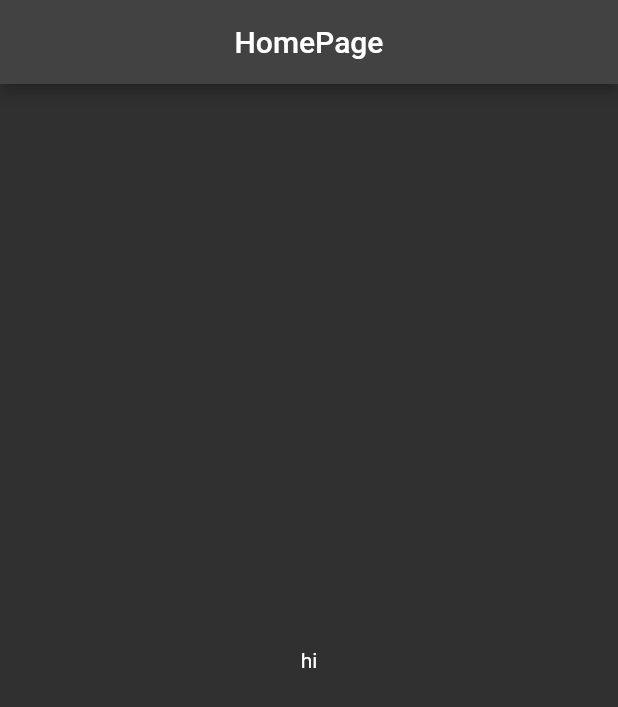
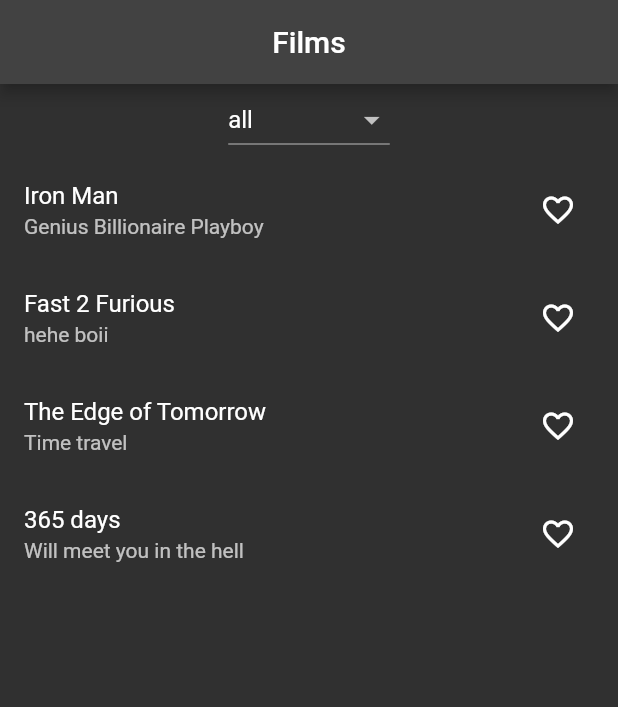
Before and after one commit to abhishek-joflee/riverpod2_course, a Flutter app: the screen it shows after launch, on a phone screen of 412 x 824 dp. Shown: the top 707 px of the screen. Run offline on Flutter 3.47's test engine with Material 2 defaults, Android fonts, the phone set to English and light mode, and no system bars; our stand-ins replace hooks_riverpod.

Commit message:
films favorite with dropdown selection

```diff
--- /dev/null
+++ b/lib/film.dart
@@ -0,0 +1,81 @@
+import 'dart:convert';
+
+import 'package:collection/collection.dart';
+import 'package:flutter/foundation.dart';
+
+@immutable
+class Film {
+  const Film({
+    required this.id,
+    required this.title,
+    required this.description,
+    required this.isFavorite,
+  });
+
+  final String id;
+  final String title;
+  final String description;
+  final bool isFavorite;
+
+  @override
+  String toString() {
+    return '''Film(
+      id: $id,
+      title: $title,
+      description:$description,
+      isFavorite: $isFavorite,
+    )''';
+  }
+
+  factory Film.fromMap(Map<String, dynamic> data) => Film(
+        id: data['id'] as String,
+        title: data['title'] as String,
+        description: data['description'] as String,
+        isFavorite: data['isFavorite'] as bool,
+      );
+
+  Map<String, dynamic> toMap() => {
+        'id': id,
+        'title': title,
+        'description': description,
+        'isFavorite': isFavorite,
+      };
+
+  /// `dart:convert`
+  ///
+  /// Parses the string and returns the resulting Json object as [Film].
+  factory Film.fromJson(String data) {
+    return Film.fromMap(json.decode(data) as Map<String, dynamic>);
+  }
+
+  /// `dart:convert`
+  ///
+  /// Converts [Film] to a JSON string.
+  String toJson() => json.encode(toMap());
+
+  Film copyWith({
+    String? id,
+    String? title,
+    String? description,
+    bool? isFavorite,
+  }) {
+    return Film(
+      id: id ?? this.id,
+      title: title ?? this.title,
+      description: description ?? this.description,
+      isFavorite: isFavorite ?? this.isFavorite,
+    );
+  }
+
+  @override
+  bool operator ==(Object other) {
+    if (identical(other, this)) return true;
+    if (other is! Film) return false;
+    final mapEquals = const DeepCollectionEquality().equals;
+    return mapEquals(other.toMap(), toMap());
+  }
+
+  @override
+  int get hashCode =>
+      id.hashCode ^ title.hashCode ^ description.hashCode ^ isFavorite.hashCode;
+}
--- a/lib/main.dart
+++ b/lib/main.dart
@@ -1,6 +1,8 @@
 import 'package:flutter/material.dart';
 import 'package:hooks_riverpod/hooks_riverpod.dart';
 import 'package:riverpod2_course/provider_logger.dart';
+
+import 'film.dart';
 
 void main() {
   runApp(
@@ -25,6 +27,145 @@ class MyApp extends StatelessWidget {
   }
 }
 
+const allFilms = [
+  Film(
+    id: '1',
+    title: 'Iron Man',
+    description: 'Genius Billionaire Playboy',
+    isFavorite: false,
+  ),
+  Film(
+    id: '2',
+    title: 'Fast 2 Furious',
+    description: 'hehe boii',
+    isFavorite: false,
+  ),
+  Film(
+    id: '3',
+    title: 'The Edge of Tomorrow',
+    description: 'Time travel',
+    isFavorite: false,
+  ),
+  Film(
+    id: '4',
+    title: '365 days',
+    description: 'Will meet you in the hell',
+    isFavorite: false,
+  ),
+];
+
+class FilmNotifier extends StateNotifier<List<Film>> {
+  FilmNotifier() : super(allFilms);
+
+  void updateFilm({
+    required Film film,
+    required bool isFav,
+  }) {
+    state = state
+        .map((f) => f.id == film.id ? f.copyWith(isFavorite: isFav) : f)
+        .toList();
+  }
+}
+
+enum FavoriteStatus {
+  all,
+  favorite,
+  nonFavorite,
+}
+
+final favoriteStatusProvider = StateProvider<FavoriteStatus>(
+  (ref) => FavoriteStatus.all,
+);
+
+final filmsNotifierProvider = StateNotifierProvider<FilmNotifier, List<Film>>(
+  (ref) => FilmNotifier(),
+);
+
+final filmsProvider = Provider<List<Film>>((ref) {
+  final allFilms = ref.watch(filmsNotifierProvider);
+  final favStatus = ref.watch(favoriteStatusProvider);
+  switch (favStatus) {
+    case FavoriteStatus.all:
+      return allFilms;
+    case FavoriteStatus.favorite:
+      return allFilms.where((film) => film.isFavorite).toList();
+    case FavoriteStatus.nonFavorite:
+      return allFilms.where((film) => !film.isFavorite).toList();
+  }
+});
+
+// final favFilmsProvider = Provider<List<Film>>(
+//   (ref) =>
+//       ref.watch(allFilmsProvider).where((film) => film.isFavorite).toList(),
+// );
+
+// final nonFavFilmsProvider = Provider<List<Film>>(
+//   (ref) =>
+//       ref.watch(allFilmsProvider).where((film) => !film.isFavorite).toList(),
+// );
+
+class FilmsWidget extends ConsumerWidget {
+  const FilmsWidget({
+    super.key,
+    // required this.provider,
+  });
+
+  // final AlwaysAliveProviderBase<Iterable<Film>> provider;
+
+  @override
+  Widget build(BuildContext context, WidgetRef ref) {
+    final films = ref.watch(filmsProvider);
+    return Expanded(
+      child: ListView.builder(
+        itemCount: films.length,
+        itemBuilder: (BuildContext context, int index) {
+          final film = films.elementAt(index);
+          final favIcon = Icon(
+            film.isFavorite ? Icons.favorite : Icons.favorite_border,
+          );
+          return ListTile(
+            title: Text(film.title),
+            subtitle: Text(film.description),
+            trailing: IconButton(
+              onPressed: () {
+                ref.read(filmsNotifierProvider.notifier).updateFilm(
+                      film: film,
+                      isFav: !film.isFavorite,
+                    );
+              },
+              icon: favIcon,
+            ),
+          );
+        },
+      ),
+    );
+  }
+}
+
+class FilterWidget extends ConsumerWidget {
+  const FilterWidget({super.key});
+
+  @override
+  Widget build(BuildContext context, WidgetRef ref) {
+    return DropdownButton<FavoriteStatus>(
+      value: ref.watch(favoriteStatusProvider),
+      items: FavoriteStatus.values
+          .map(
+            (fs) => DropdownMenuItem(
+              value: fs,
+              child: Text(fs.name),
+            ),
+          )
+          .toList(),
+      onChanged: (newStatus) {
+        if (newStatus != null) {
+          ref.read(favoriteStatusProvider.state).state = newStatus;
+        }
+      },
+    );
+  }
+}
+
 class MyHomePage extends StatelessWidget {
   const MyHomePage({super.key});
 
@@ -32,11 +173,16 @@ class MyHomePage extends StatelessWidget {
   Widget build(BuildContext context) {
     return Scaffold(
       appBar: AppBar(
-        title: const Text('HomePage'),
+        title: const Text('Films'),
         centerTitle: true,
       ),
-      body: const Center(
-        child: Text('hi'),
+      body: Center(
+        child: Column(
+          children: const <Widget>[
+            FilterWidget(),
+            FilmsWidget(),
+          ],
+        ),
       ),
     );
   }
--- a/pubspec.yaml
+++ b/pubspec.yaml
@@ -9,6 +9,7 @@ environment:
   sdk: ">=2.18.2 <3.0.0"
 
 dependencies:
+  collection: ^1.16.0
   cupertino_icons: ^1.0.2
   flutter:
     sdk: flutter
```
Also changed, not shown: pubspec.lock.
